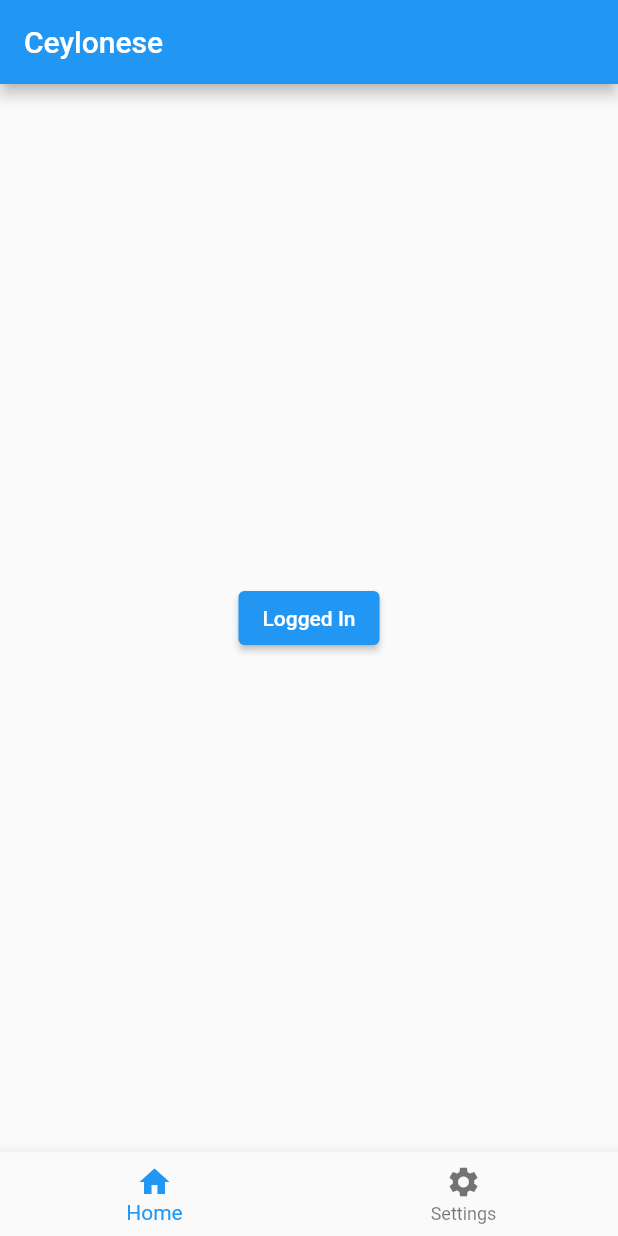
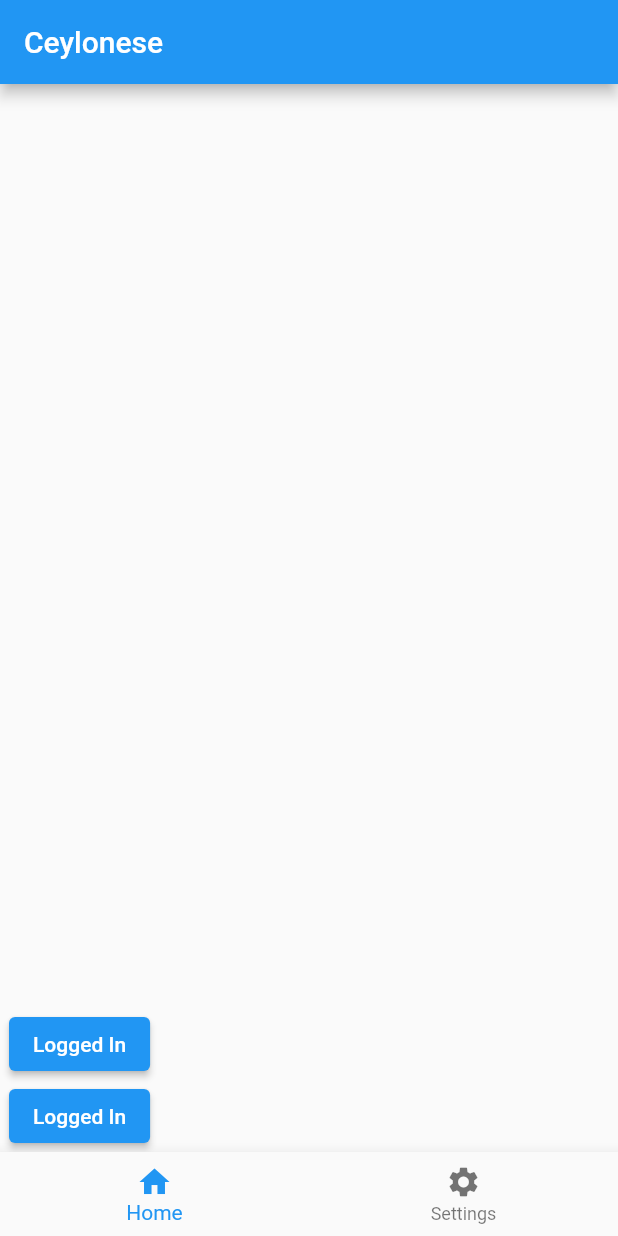
Before and after one commit to sethiyanisal/mobile-app-test, a Flutter app: the screen it shows after launch, after a tap on "Login", on a phone screen of 412 x 824 dp. Run offline on Flutter 3.47's test engine with Material 2 defaults, Android fonts, the light colour scheme and no system bars.

Commit message:
child columns and sizing

```diff
--- a/mob_app/lib/main.dart
+++ b/mob_app/lib/main.dart
@@ -24,13 +24,30 @@ class _MyAppState extends State<MyApp> {
           title: const Text('Ceylonese'),
         ),
         body: Center(
-          child: ElevatedButton(
+          child: SizedBox(
+            width: 400,
+            child: Column(
+              mainAxisAlignment: MainAxisAlignment.end,
+              crossAxisAlignment: CrossAxisAlignment.start,
+              children: [
+                ElevatedButton(
                   onPressed: () {
                     setState(() {
                       buttonName = 'Logged In';
                     });
                   },
                   child: Text(buttonName),
+                ),
+                ElevatedButton(
+                  onPressed: () {
+                    setState(() {
+                      buttonName = 'Logged In';
+                    });
+                  },
+                  child: Text(buttonName),
+                ),
+              ],
+            ),
           ),
         ),
         bottomNavigationBar: BottomNavigationBar(
```
Lines whose indentation alone changed are shown as unchanged.
